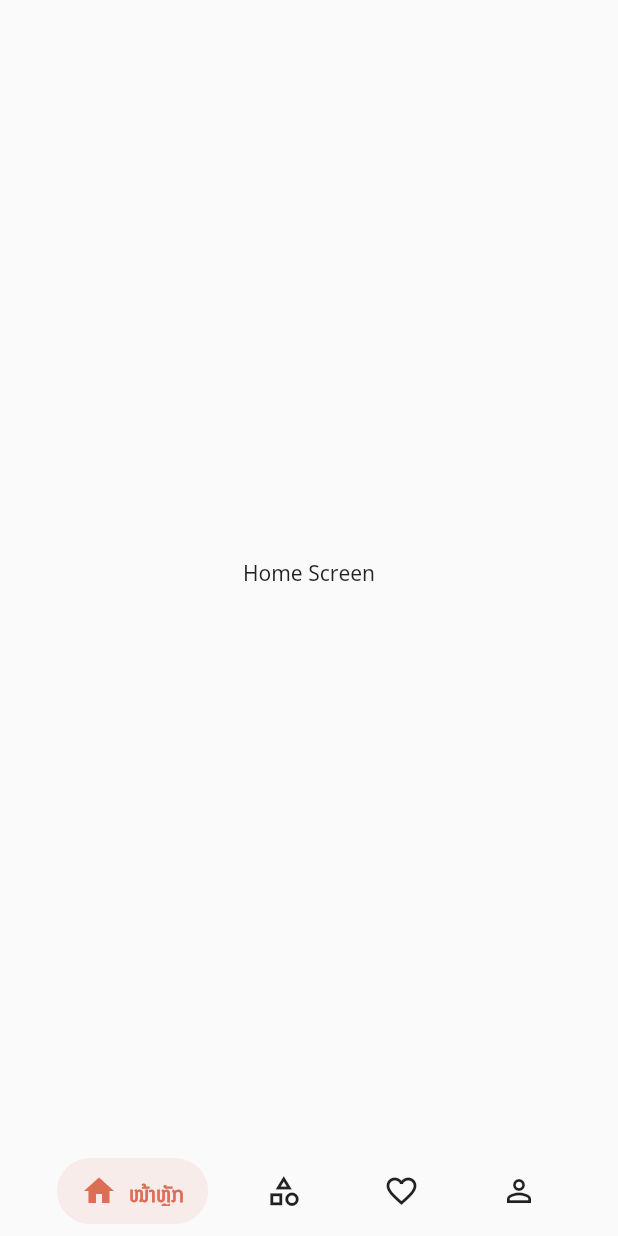
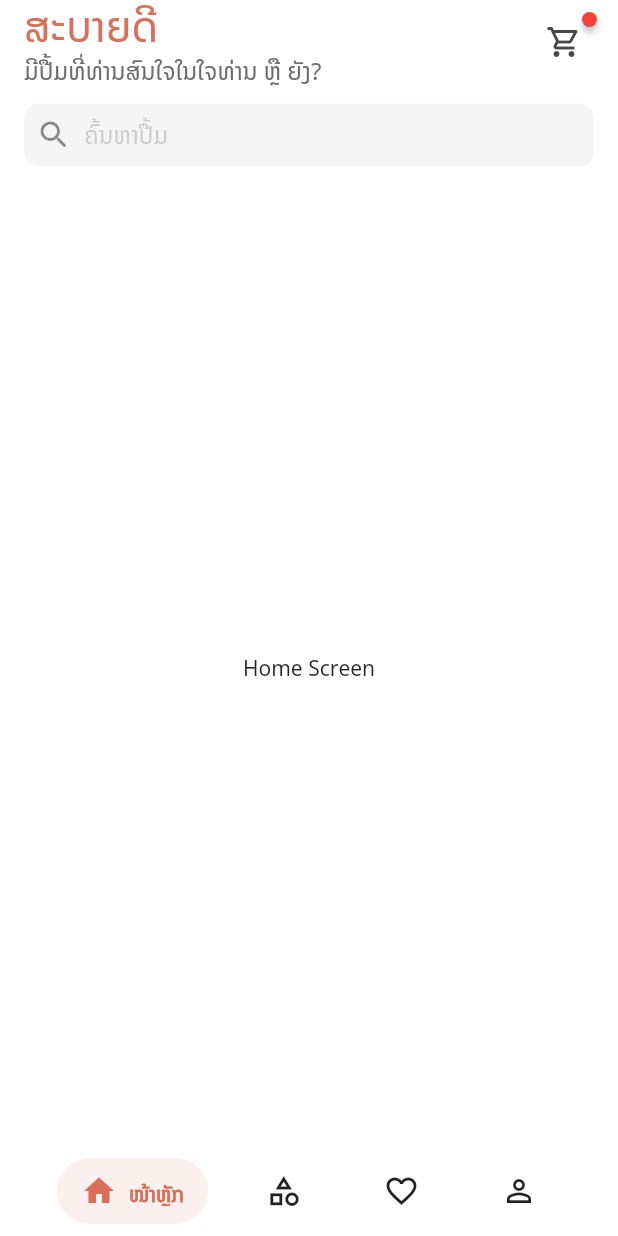
Before and after one commit to SouksavathPMS/flutterschool_bookshop_app, a Flutter app: the screen it shows after launch, after a tap on "ຫາປື້ມທີ່ທ່ານມັກ", on a phone screen of 412 x 824 dp. Run offline on Flutter 3.47's test engine with Material 2 defaults, Android fonts, the phone set to English and light mode, and no system bars; drawn by our look-alikes of badges, flutter_form_builder, salomon_bottom_bar.

Commit message:
Create app bar in different page

```diff
--- /dev/null
+++ b/lib/common/custom_cart_badge.dart
@@ -0,0 +1,24 @@
+import 'package:badges/badges.dart' as badges;
+import 'package:flutter/material.dart';
+
+import '../constants/constant_colors.dart';
+
+class CustomCartBadge extends StatelessWidget {
+  const CustomCartBadge({
+    super.key,
+  });
+
+  @override
+  Widget build(BuildContext context) {
+    return const Padding(
+      padding: EdgeInsets.all(8.0),
+      child: badges.Badge(
+        badgeAnimation: badges.BadgeAnimation.scale(),
+        child: Icon(
+          Icons.shopping_cart_outlined,
+          color: ConstantColor.darkGrey,
+        ),
+      ),
+    );
+  }
+}
--- /dev/null
+++ b/lib/common/get_appbar.dart
@@ -0,0 +1,194 @@
+import 'package:flutter/material.dart';
+import 'package:flutter_form_builder/flutter_form_builder.dart';
+import 'package:flutterschool_bookshop_app/constants/constant_colors.dart';
+import 'package:flutterschool_bookshop_app/constants/constant_font_size.dart';
+
+import 'custom_cart_badge.dart';
+
+class GetAppBar {
+  static final GetAppBar instance = GetAppBar._internal();
+  factory GetAppBar() {
+    return instance;
+  }
+  GetAppBar._internal();
+
+  PreferredSize getAppbar({required int currentPage}) {
+    final formKey = GlobalKey<FormBuilderState>();
+
+    switch (currentPage) {
+      case 0:
+        return PreferredSize(
+          preferredSize:
+              const Size.fromHeight(126.0), // here the desired height
+          child: AppBar(
+            toolbarHeight: double.infinity,
+            centerTitle: false,
+            title: Column(
+              children: [
+                Row(
+                  mainAxisAlignment: MainAxisAlignment.spaceBetween,
+                  children: [
+                    Column(
+                      crossAxisAlignment: CrossAxisAlignment.start,
+                      children: const [
+                        Text(
+                          "ສະບາຍດີ",
+                          style: TextStyle(
+                            color: ConstantColor.primaryColor,
+                            fontSize: ConstantFontSize.headerSizeBig,
+                          ),
+                        ),
+                        Text(
+                          "ມີປື້ມທີ່ທ່ານສົນໃຈໃນໃຈທ່ານ ຫຼື ຍັງ?",
+                          style: TextStyle(
+                            color: ConstantColor.grey,
+                            fontSize: ConstantFontSize.headerSize3,
+                            height: 1.0,
+                          ),
+                        ),
+                        SizedBox(height: 4)
+                      ],
+                    ),
+                    const CustomCartBadge()
+                  ],
+                ),
+                const SizedBox(height: 8),
+                FormBuilder(
+                  key: formKey,
+                  child: FormBuilderTextField(
+                    cursorColor: ConstantColor.grey,
+                    style: const TextStyle(color: ConstantColor.grey),
+                    decoration: InputDecoration(
+                      hintText: "ຄົ້ນຫາປື້ມ",
+                      hintStyle:
+                          TextStyle(color: ConstantColor.grey.withOpacity(.3)),
+                      prefixIcon: const Icon(
+                        Icons.search_rounded,
+                        size: 24,
+                      ),
+                      prefixIconConstraints:
+                          const BoxConstraints(maxHeight: 30, minWidth: 40),
+                      isDense: true,
+                      filled: true,
+                      hoverColor: Colors.blue.shade100,
+                      contentPadding: const EdgeInsets.fromLTRB(12, 8, 12, 8),
+                      border: OutlineInputBorder(
+                        borderRadius: BorderRadius.circular(10),
+                        borderSide: BorderSide.none,
+                      ),
+                      focusedBorder: OutlineInputBorder(
+                        borderRadius: BorderRadius.circular(10),
+                        borderSide: BorderSide.none,
+                      ),
+                    ),
+                    name: 'text',
+                  ),
+                ),
+                const SizedBox(height: 20),
+              ],
+            ),
+          ),
+        );
+      case 1:
+        return PreferredSize(
+          preferredSize: const Size.fromHeight(70.0), // here the desired height
+          child: AppBar(
+            centerTitle: false,
+            title: Row(
+              mainAxisAlignment: MainAxisAlignment.spaceBetween,
+              children: const [
+                Text(
+                  "ໝວດໝູ່",
+                  style: TextStyle(
+                    color: ConstantColor.darkGrey,
+                    fontSize: ConstantFontSize.headerSizeBig,
+                  ),
+                ),
+                CustomCartBadge()
+              ],
+            ),
+          ),
+        );
+      case 2:
+        return PreferredSize(
+          preferredSize: const Size.fromHeight(70.0), // here the desired height
+          child: AppBar(
+            centerTitle: false,
+            title: Row(
+              mainAxisAlignment: MainAxisAlignment.spaceBetween,
+              children: const [
+                Text(
+                  "ປື້ມທີ່ມັກ",
+                  style: TextStyle(
+                    color: ConstantColor.darkGrey,
+                    fontSize: ConstantFontSize.headerSizeBig,
+                  ),
+                ),
+                CustomCartBadge()
+              ],
+            ),
+          ),
+        );
+      case 3:
+        return PreferredSize(
+          preferredSize: const Size.fromHeight(70),
+          // here the desired height
+          child: AppBar(
+            toolbarHeight: 68,
+            title: Row(
+              crossAxisAlignment: CrossAxisAlignment.center,
+              children: [
+                Container(
+                  decoration: BoxDecoration(
+                    color: Colors.black,
+                    shape: BoxShape.circle,
+                    boxShadow: [
+                      BoxShadow(
+                        color: ConstantColor.darkGrey.withOpacity(.3),
+                        blurRadius: 6,
+                        spreadRadius: 0,
+                        offset: const Offset(0, .05), // Shadow position
+                      ),
+                    ],
+                  ),
+                  child: const CircleAvatar(
+                    radius: 30,
+                    backgroundImage:
+                        AssetImage("assets/images/user_avatar.png"),
+                  ),
+                ),
+                const SizedBox(width: 12),
+                Column(
+                  crossAxisAlignment: CrossAxisAlignment.start,
+                  children: const [
+                    // SizedBox(height: 12),
+                    Text(
+                      "ປື້ມທີ່ມັກ",
+                      style: TextStyle(
+                        color: ConstantColor.darkGrey,
+                        fontSize: ConstantFontSize.headerSizeBig,
+                      ),
+                    ),
+                    Text(
+                      "ມີປື້ມທີ່ທ່ານສົນໃຈໃນໃຈທ່ານ ຫຼື ຍັງ?",
+                      style: TextStyle(
+                        color: ConstantColor.grey,
+                        fontSize: ConstantFontSize.headerSize3,
+                        height: 1.0,
+                      ),
+                    ),
+                    SizedBox(height: 8),
+                  ],
+                ),
+              ],
+            ),
+          ),
+        );
+      default:
+        return PreferredSize(
+            preferredSize:
+                const Size.fromHeight(50.0), // here the desired height
+            child: AppBar());
+    }
+  }
+}
--- a/lib/constants/constant_colors.dart
+++ b/lib/constants/constant_colors.dart
@@ -2,4 +2,22 @@ import 'package:flutter/material.dart';
 
 class ConstantColor {
   static const Color primaryColor = Color(0xffDC6E55);
+  static const Color white = Color(0xffFFFFFF);
+  static const Color grey = Color(0xff6D6D6D);
+  static const Color darkGrey = Color(0xff494949);
+  static const MaterialColor mainColor = MaterialColor(
+    0xffDC6E55, // 0% comes in here, this will be color picked if no shade is selected when defining a Color property which doesn’t require a swatch.
+    <int, Color>{
+      50: Color(0xffCDE8DF),
+      100: Color(0xffCDE8DF),
+      200: Color(0xffCDE8DF),
+      300: Color(0xffCDE8DF),
+      400: Color(0xffCDE8DF),
+      500: Color(0xffCDE8DF),
+      600: Color(0xffCDE8DF),
+      700: Color(0xffCDE8DF),
+      800: Color(0xffCDE8DF),
+      900: Color(0xffCDE8DF), //10%
+    },
+  );
 }
--- /dev/null
+++ b/lib/constants/constant_font_size.dart
@@ -0,0 +1,11 @@
+class ConstantFontSize {
+  static const double headerSizeBig = 28;
+  static const double headerSizeNormal = 20;
+  static const double headerSize = 18;
+  static const double headerSize2 = 17;
+  static const double headerSize3 = 16;
+  static const double headerSize4 = 14;
+  static const double headerSize5 = 13;
+  static const double headerSize6 = 12;
+  static const double subtitle = 9;
+}
--- a/lib/main.dart
+++ b/lib/main.dart
@@ -1,4 +1,5 @@
 import 'package:flutter/material.dart';
+import 'package:flutterschool_bookshop_app/constants/constant_colors.dart';
 import 'package:flutterschool_bookshop_app/pages/getting_start_page.dart';
 
 void main() {
@@ -14,8 +15,13 @@ class MyApp extends StatelessWidget {
       debugShowCheckedModeBanner: false,
       title: 'Flutter Demo',
       theme: ThemeData(
-        primarySwatch: Colors.blue,
+        primarySwatch: ConstantColor.mainColor,
         fontFamily: "NotoSansLao",
+        scaffoldBackgroundColor: ConstantColor.white,
+        appBarTheme: const AppBarTheme(
+          backgroundColor: ConstantColor.white,
+          elevation: 0,
+        ),
       ),
       home: const GettingStartPage(),
     );
--- a/lib/navigator_action.dart
+++ b/lib/navigator_action.dart
@@ -1,4 +1,5 @@
 import 'package:flutter/material.dart';
+import 'package:flutterschool_bookshop_app/common/get_appbar.dart';
 import 'package:flutterschool_bookshop_app/constants/constant_colors.dart';
 import 'package:flutterschool_bookshop_app/screens/category_screen.dart';
 import 'package:flutterschool_bookshop_app/screens/favorite_screen.dart';
@@ -26,7 +27,11 @@ class _NaviagtorActionState extends State<NaviagtorAction> {
   @override
   Widget build(BuildContext context) {
     return Scaffold(
-      body: _currentScreen.elementAt(_currentIndex),
+      appBar: GetAppBar.instance.getAppbar(currentPage: _currentIndex),
+      body: IndexedStack(
+        index: _currentIndex,
+        children: _currentScreen,
+      ),
       bottomNavigationBar: Padding(
         padding: const EdgeInsets.symmetric(horizontal: 30),
         child: SalomonBottomBar(
--- a/pubspec.yaml
+++ b/pubspec.yaml
@@ -36,6 +36,8 @@ dependencies:
   # Use with the CupertinoIcons class for iOS style icons.
   cupertino_icons: ^1.0.2
   salomon_bottom_bar: ^3.3.2
+  badges: ^3.1.1
+  flutter_form_builder: ^8.0.0
 
 dev_dependencies:
   flutter_test:
```
Also changed, not shown: assets/images/user_avatar.png (added), pubspec.lock, 1 other file.
